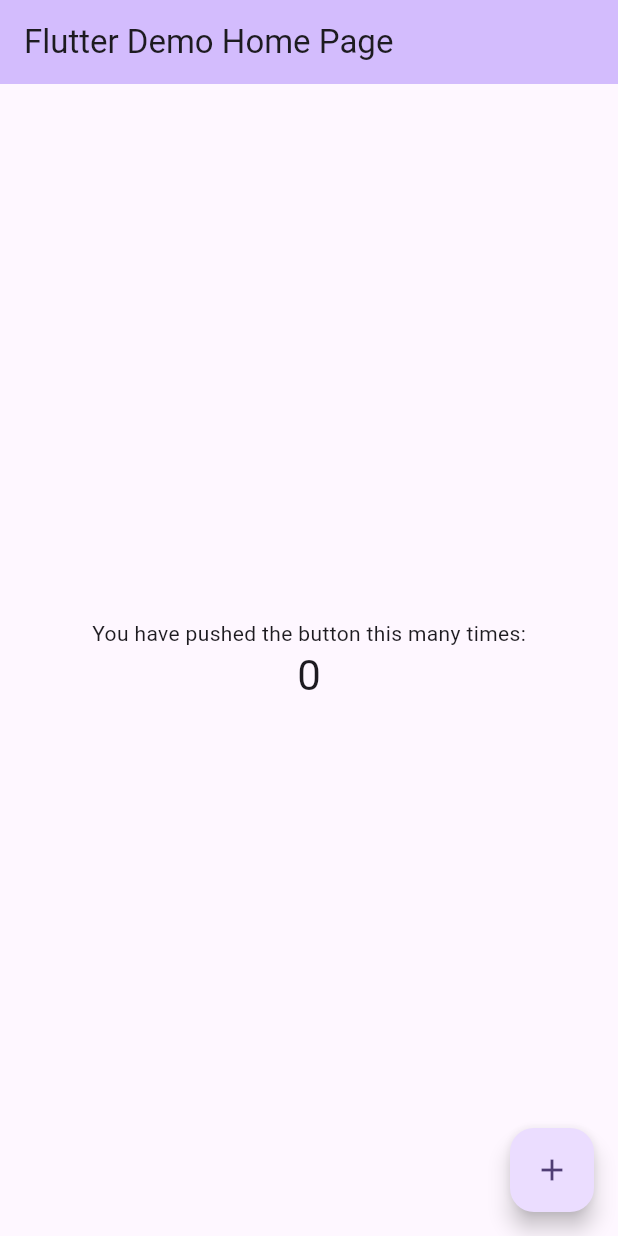
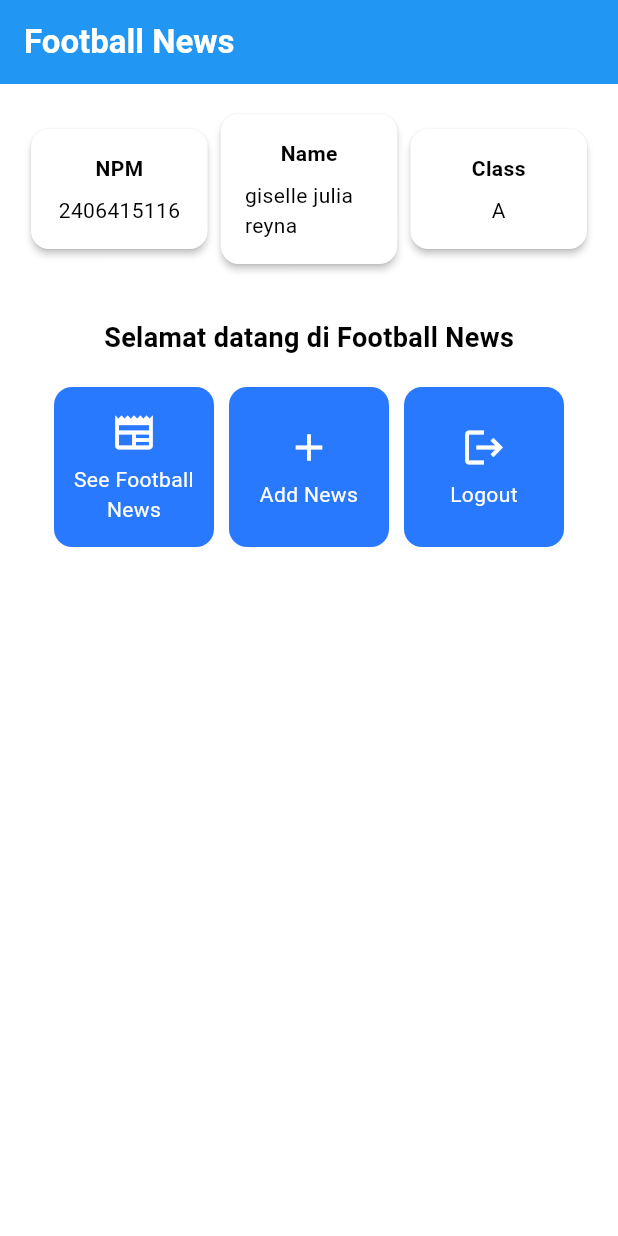
Before and after one commit to icel-star/football-news-mobile, a Flutter app: the screen it shows after launch, on a phone screen of 412 x 824 dp. Run offline on Flutter 3.47's test engine with Material 3 defaults, Android fonts, the phone set to English and light mode, and no system bars.

Commit message:
tutorial 6 selesai

```diff
--- a/lib/main.dart
+++ b/lib/main.dart
@@ -1,3 +1,4 @@
+import 'package:football_news/menu.dart';
 import 'package:flutter/material.dart';
 
 void main() {
@@ -28,95 +29,10 @@ class MyApp extends StatelessWidget {
         //
         // This works for code too, not just values: Most code changes can be
         // tested with just a hot reload.
-        colorScheme: ColorScheme.fromSeed(seedColor: Colors.deepPurple),
+         colorScheme: ColorScheme.fromSwatch(primarySwatch: Colors.blue)
+        .copyWith(secondary: Colors.blueAccent[400]),
       ),
-      home: const MyHomePage(title: 'Flutter Demo Home Page'),
+      home: MyHomePage(),
     );
   }
 }
-
-class MyHomePage extends StatefulWidget {
-  const MyHomePage({super.key, required this.title});
-
-  // This widget is the home page of your application. It is stateful, meaning
-  // that it has a State object (defined below) that contains fields that affect
-  // how it looks.
-
-  // This class is the configuration for the state. It holds the values (in this
-  // case the title) provided by the parent (in this case the App widget) and
-  // used by the build method of the State. Fields in a Widget subclass are
-  // always marked "final".
-
-  final String title;
-
-  @override
-  State<MyHomePage> createState() => _MyHomePageState();
-}
-
-class _MyHomePageState extends State<MyHomePage> {
-  int _counter = 0;
-
-  void _incrementCounter() {
-    setState(() {
-      // This call to setState tells the Flutter framework that something has
-      // changed in this State, which causes it to rerun the build method below
-      // so that the display can reflect the updated values. If we changed
-      // _counter without calling setState(), then the build method would not be
-      // called again, and so nothing would appear to happen.
-      _counter++;
-    });
-  }
-
-  @override
-  Widget build(BuildContext context) {
-    // This method is rerun every time setState is called, for instance as done
-    // by the _incrementCounter method above.
-    //
-    // The Flutter framework has been optimized to make rerunning build methods
-    // fast, so that you can just rebuild anything that needs updating rather
-    // than having to individually change instances of widgets.
-    return Scaffold(
-      appBar: AppBar(
-        // TRY THIS: Try changing the color here to a specific color (to
-        // Colors.amber, perhaps?) and trigger a hot reload to see the AppBar
-        // change color while the other colors stay the same.
-        backgroundColor: Theme.of(context).colorScheme.inversePrimary,
-        // Here we take the value from the MyHomePage object that was created by
-        // the App.build method, and use it to set our appbar title.
-        title: Text(widget.title),
-      ),
-      body: Center(
-        // Center is a layout widget. It takes a single child and positions it
-        // in the middle of the parent.
-        child: Column(
-          // Column is also a layout widget. It takes a list of children and
-          // arranges them vertically. By default, it sizes itself to fit its
-          // children horizontally, and tries to be as tall as its parent.
-          //
-          // Column has various properties to control how it sizes itself and
-          // how it positions its children. Here we use mainAxisAlignment to
-          // center the children vertically; the main axis here is the vertical
-          // axis because Columns are vertical (the cross axis would be
-          // horizontal).
-          //
-          // TRY THIS: Invoke "debug painting" (choose the "Toggle Debug Paint"
-          // action in the IDE, or press "p" in the console), to see the
-          // wireframe for each widget.
-          mainAxisAlignment: MainAxisAlignment.center,
-          children: <Widget>[
-            const Text('You have pushed the button this many times:'),
-            Text(
-              '$_counter',
-              style: Theme.of(context).textTheme.headlineMedium,
-            ),
-          ],
-        ),
-      ),
-      floatingActionButton: FloatingActionButton(
-        onPressed: _incrementCounter,
-        tooltip: 'Increment',
-        child: const Icon(Icons.add),
-      ), // This trailing comma makes auto-formatting nicer for build methods.
-    );
-  }
-}
--- /dev/null
+++ b/lib/menu.dart
@@ -0,0 +1,189 @@
+import 'package:flutter/material.dart';
+
+class MyHomePage extends StatelessWidget {
+    MyHomePage({super.key});
+
+    final String nama = "giselle julia reyna"; //nama
+    final String npm = "2406415116"; //npm
+    final String kelas = "A"; //kelas
+
+    final List<ItemHomepage> items = [
+      ItemHomepage("See Football News", Icons.newspaper),
+      ItemHomepage("Add News", Icons.add),
+      ItemHomepage("Logout", Icons.logout),
+    ];
+
+    @override
+    Widget build(BuildContext context) {
+    // Scaffold menyediakan struktur dasar halaman dengan AppBar dan body.
+    return Scaffold(
+      // AppBar adalah bagian atas halaman yang menampilkan judul.
+      appBar: AppBar(
+        // Judul aplikasi "Football News" dengan teks putih dan tebal.
+        title: const Text(
+          'Football News',
+          style: TextStyle(
+            color: Colors.white,
+            fontWeight: FontWeight.bold,
+          ),
+        ),
+        // Warna latar belakang AppBar diambil dari skema warna tema aplikasi.
+        backgroundColor: Theme.of(context).colorScheme.primary,
+      ),
+      // Body halaman dengan padding di sekelilingnya.
+      body: Padding(
+        padding: const EdgeInsets.all(16.0),
+        // Menyusun widget secara vertikal dalam sebuah kolom.
+        child: Column(
+          crossAxisAlignment: CrossAxisAlignment.center,
+          children: [
+            // Row untuk menampilkan 3 InfoCard secara horizontal.
+            Row(
+              mainAxisAlignment: MainAxisAlignment.spaceEvenly,
+              children: [
+                InfoCard(title: 'NPM', content: npm),
+                InfoCard(title: 'Name', content: nama),
+                InfoCard(title: 'Class', content: kelas),
+              ],
+            ),
+
+            // Memberikan jarak vertikal 16 unit.
+            const SizedBox(height: 16.0),
+
+            // Menempatkan widget berikutnya di tengah halaman.
+            Center(
+              child: Column(
+                // Menyusun teks dan grid item secara vertikal.
+
+                children: [
+                  // Menampilkan teks sambutan dengan gaya tebal dan ukuran 18.
+                  const Padding(
+                    padding: EdgeInsets.only(top: 16.0),
+                    child: Text(
+                      'Selamat datang di Football News',
+                      style: TextStyle(
+                        fontWeight: FontWeight.bold,
+                        fontSize: 18.0,
+                      ),
+                    ),
+                  ),
+
+                  // Grid untuk menampilkan ItemCard dalam bentuk grid 3 kolom.
+                  GridView.count(
+                    primary: true,
+                    padding: const EdgeInsets.all(20),
+                    crossAxisSpacing: 10,
+                    mainAxisSpacing: 10,
+                    crossAxisCount: 3,
+                    // Agar grid menyesuaikan tinggi kontennya.
+                    shrinkWrap: true,
+
+                    // Menampilkan ItemCard untuk setiap item dalam list items.
+                    children: items.map((ItemHomepage item) {
+                      return ItemCard(item);
+                    }).toList(),
+                  ),
+                ],
+              ),
+            ),
+          ],
+        ),
+      ),
+    );
+    }
+}
+
+class ItemHomepage {
+ final String name;
+ final IconData icon;
+
+ ItemHomepage(this.name, this.icon);
+}
+
+
+class InfoCard extends StatelessWidget {
+  // Kartu informasi yang menampilkan title dan content.
+
+  final String title;  // Judul kartu.
+  final String content;  // Isi kartu.
+
+  const InfoCard({super.key, required this.title, required this.content});
+
+  @override
+  Widget build(BuildContext context) {
+    return Card(
+      // Membuat kotak kartu dengan bayangan dibawahnya.
+      elevation: 2.0,
+      child: Container(
+        // Mengatur ukuran dan jarak di dalam kartu.
+        width: MediaQuery.of(context).size.width / 3.5, // menyesuaikan dengan lebar device yang digunakan.
+        padding: const EdgeInsets.all(16.0),
+        // Menyusun title dan content secara vertikal.
+        child: Column(
+          children: [
+            Text(
+              title,
+              style: const TextStyle(fontWeight: FontWeight.bold),
+            ),
+            const SizedBox(height: 8.0),
+            Text(content),
+          ],
+        ),
+      ),
+    );
+  }
+}
+
+class ItemCard extends StatelessWidget {
+  // Menampilkan kartu dengan ikon dan nama.
+
+  final ItemHomepage item;
+
+  const ItemCard(this.item, {super.key});
+
+  @override
+  Widget build(BuildContext context) {
+    return Material(
+      // Menentukan warna latar belakang dari tema aplikasi.
+      color: Theme.of(context).colorScheme.secondary,
+      // Membuat sudut kartu melengkung.
+      borderRadius: BorderRadius.circular(12),
+
+      child: InkWell(
+        // Aksi ketika kartu ditekan.
+        onTap: () {
+          // Menampilkan pesan SnackBar saat kartu ditekan.
+          ScaffoldMessenger.of(context)
+            ..hideCurrentSnackBar()
+            ..showSnackBar(
+              SnackBar(content: Text("Kamu telah menekan tombol ${item.name}!"))
+            );
+        },
+        // Container untuk menyimpan Icon dan Text
+        child: Container(
+          padding: const EdgeInsets.all(8),
+          child: Center(
+            child: Column(
+              // Menyusun ikon dan teks di tengah kartu.
+              mainAxisAlignment: MainAxisAlignment.center,
+              children: [
+                Icon(
+                  item.icon,
+                  color: Colors.white,
+                  size: 30.0,
+                ),
+                const Padding(padding: EdgeInsets.all(3)),
+                Text(
+                  item.name,
+                  textAlign: TextAlign.center,
+                  style: const TextStyle(color: Colors.white),
+                ),
+              ],
+            ),
+          ),
+        ),
+      ),
+    );
+  }
+
+}
```
